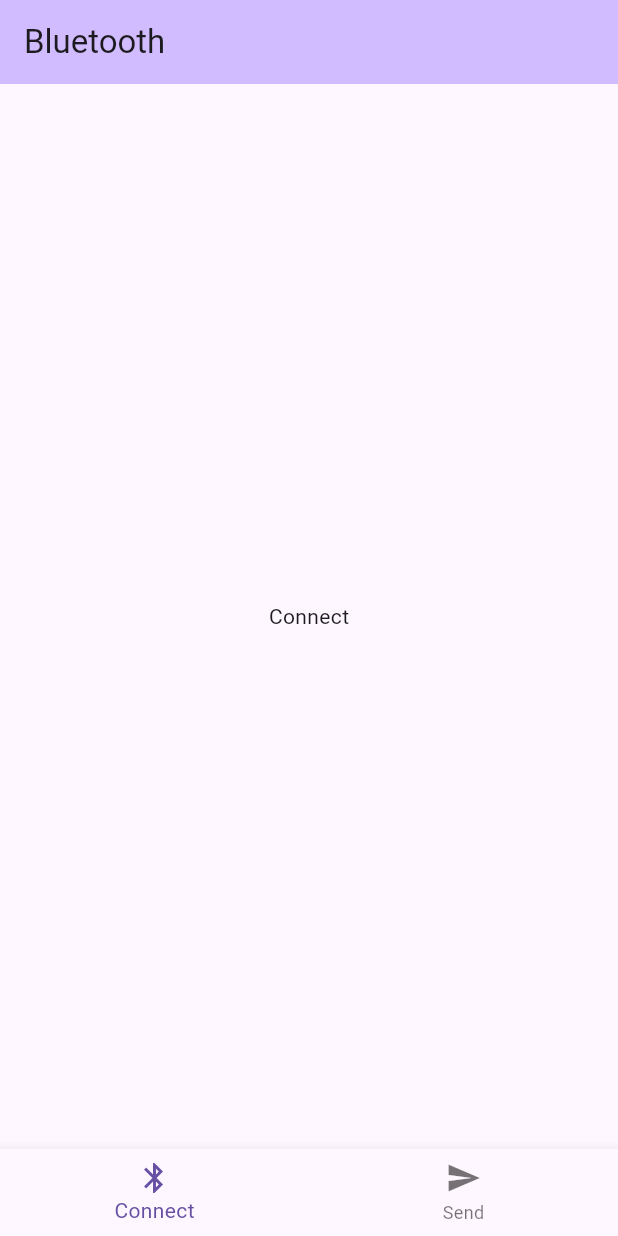
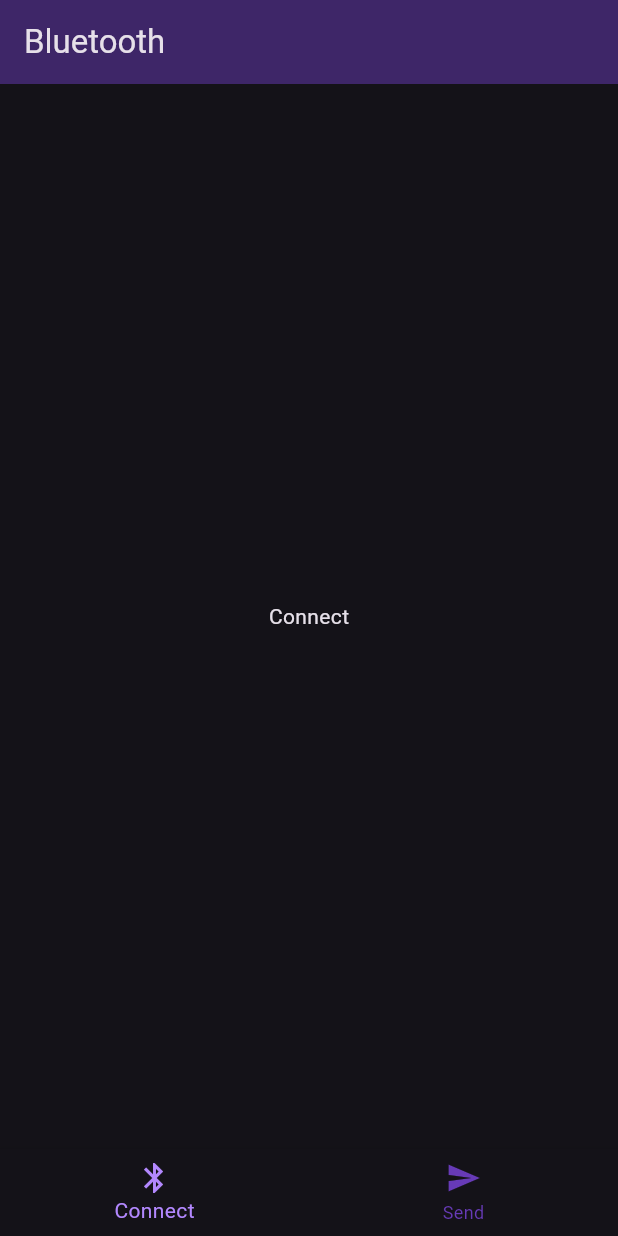
Before and after one commit to Niklas-gif/flutter_arduino_bluetooth_example, a Flutter app: the screen it shows after launch, on a phone screen of 412 x 824 dp. Run offline on Flutter 3.47's test engine with Material 3 defaults, Android fonts, the phone set to English and light mode, and no system bars; our stand-ins replace adaptive_theme.

```diff
--- a/lib/main.dart
+++ b/lib/main.dart
@@ -5,9 +5,7 @@ import 'package:adaptive_theme/adaptive_theme.dart';
 import 'navbar_provider.dart';
 
 void main() {
-  runApp(MultiProvider(providers: [
-    ChangeNotifierProvider(create: (_) => BottomNavigationBarProvider())
-  ],child: MyApp(),));
+  runApp(MyApp());
 }
 
 class MyApp extends StatelessWidget {
@@ -18,18 +16,21 @@ class MyApp extends StatelessWidget {
     return AdaptiveTheme(
       light: ThemeData.light(useMaterial3: true),
       dark: ThemeData.dark(useMaterial3: true),
-          initial: AdaptiveThemeMode.light,
+      initial: AdaptiveThemeMode.dark,
       builder: (theme, darkTheme) => MaterialApp(
         title: 'Bluetooth',
         theme: theme,
         darkTheme: darkTheme,
-            home: Scaffold(
+        home: ChangeNotifierProvider(
+          create: (context) => BottomNavigationBarProvider(),
+          child: Scaffold(
               appBar: AppBar(
-                  backgroundColor: Theme.of(context).colorScheme.inversePrimary,
+                backgroundColor: Colors.deepPurple.withOpacity(0.5),
                 title: const Text("Bluetooth"),
               ),
               body: NavigationScreen()),
         ),
+      ),
     );
   }
 }
--- a/lib/nav_widget.dart
+++ b/lib/nav_widget.dart
@@ -13,6 +13,8 @@ class NavigationScreen extends StatelessWidget {
     return Scaffold(
       body: navProvider.items[navProvider.currentIndex].widget,
       bottomNavigationBar: BottomNavigationBar(
+        selectedItemColor: Colors.deepPurpleAccent.shade100,
+        unselectedItemColor: Colors.deepPurple,
         currentIndex: navProvider.currentIndex,
         onTap: (index) {
           navProvider.currentIndex = index;
```
Lines whose indentation alone changed are shown as unchanged.
